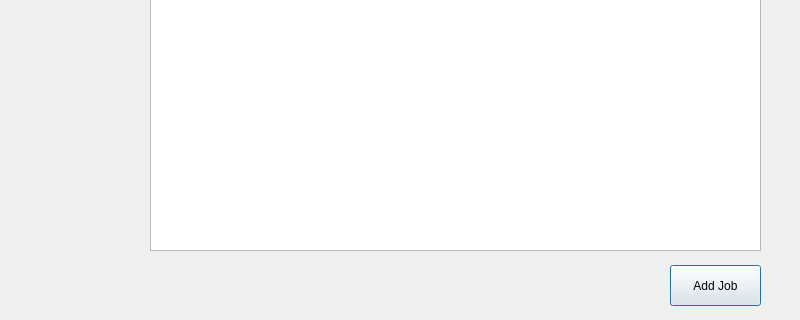
Above: Frontend/job_status_app/designer_files/home_view.ui from Meviii/Job-Status-App before the change; both pictures show x 0 to 800 and y 280 to 600 of the 800 by 600 pixel window. Below: the same form after it.
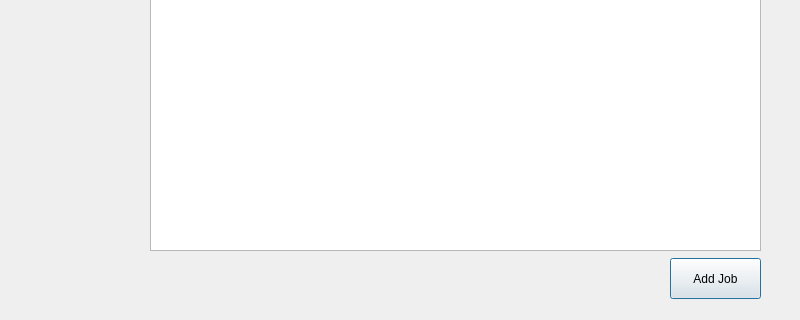
That is the form after the change.

Commit message: work on home view

The edit to the form file:
```diff
--- a/Frontend/job_status_app/designer_files/home_view.ui
+++ b/Frontend/job_status_app/designer_files/home_view.ui
@@ -26,8 +26,8 @@
   <widget class="QWidget" name="horizontalLayoutWidget">
    <property name="geometry">
     <rect>
-     <x>150</x>
-     <y>540</y>
+     <x>149</x>
+     <y>533</y>
      <width>511</width>
      <height>51</height>
     </rect>
@@ -38,7 +38,7 @@
    <property name="geometry">
     <rect>
      <x>670</x>
-     <y>545</y>
+     <y>538</y>
      <width>91</width>
      <height>41</height>
     </rect>
@@ -115,6 +115,32 @@
     <string>Table </string>
    </property>
   </widget>
+  <widget class="QTableWidget" name="table_widget">
+   <property name="geometry">
+    <rect>
+     <x>150</x>
+     <y>120</y>
+     <width>611</width>
+     <height>411</height>
+    </rect>
+   </property>
+  </widget>
+  <widget class="QLabel" name="status_label">
+   <property name="geometry">
+    <rect>
+     <x>675</x>
+     <y>579</y>
+     <width>81</width>
+     <height>16</height>
+    </rect>
+   </property>
+   <property name="text">
+    <string/>
+   </property>
+   <property name="alignment">
+    <set>Qt::AlignCenter</set>
+   </property>
+  </widget>
  </widget>
  <resources/>
  <connections/>
```
Left out of the diff: 22 changed lines with no effect on the pictures. The commit also changes 10 other files.
